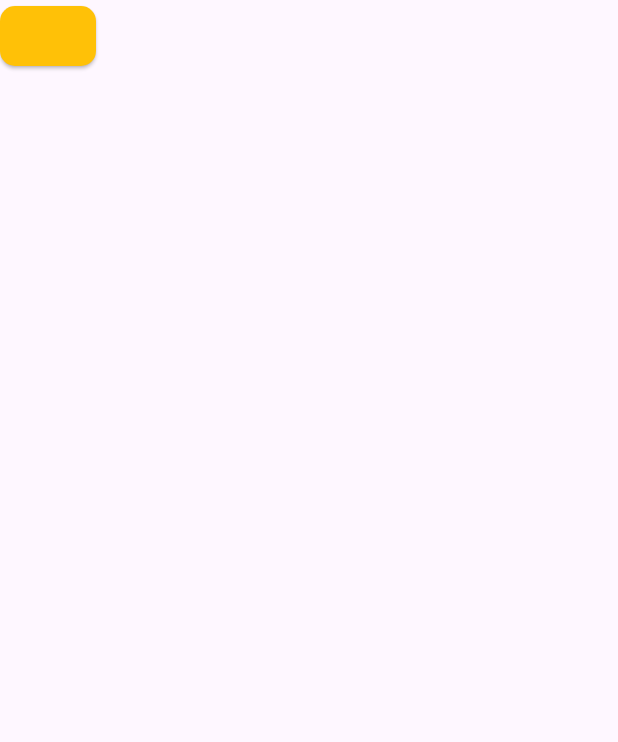
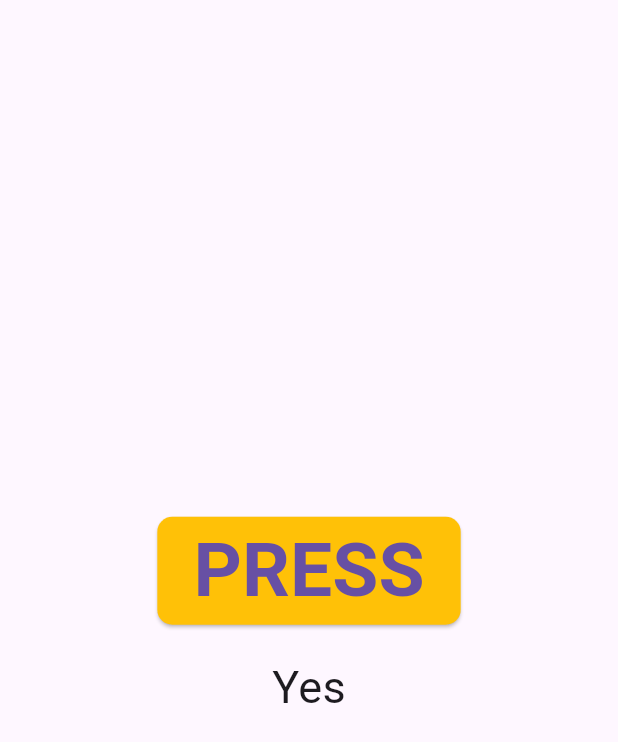
Before and after one commit to Vysakhchandren/Magic-Button, a Flutter app: the ButtonPage screen opened directly, on a phone screen of 412 x 824 dp. Shown: the top 742 px of the screen. Run offline on Flutter 3.47's test engine with Material 3 defaults, Android fonts, the phone set to English and light mode, and no system bars.

Commit message:
Final commit

```diff
--- a/lib/button_page.dart
+++ b/lib/button_page.dart
@@ -1,4 +1,5 @@
 import 'package:flutter/material.dart';
+import 'dart:math';
 
 class ButtonPage extends StatefulWidget {
   const ButtonPage({super.key});
@@ -8,22 +9,38 @@ class ButtonPage extends StatefulWidget {
 }
 
 class _ButtonPageState extends State<ButtonPage> {
+  int ballNumber = 0;
+  List<String> list = ['Yes', 'No', 'Maybe', 'Probably', "Don't think so"];
   @override
   Widget build(BuildContext context) {
     return Scaffold(
-      body: ElevatedButton(
+      body: Column(
+        mainAxisAlignment: MainAxisAlignment.center,
+        children: [
+          Center(
+            child: ElevatedButton(
+
               style: ElevatedButton.styleFrom(
                 backgroundColor: Colors.amber,
+                minimumSize: const Size(200, 50),
                 shape: RoundedRectangleBorder(
                   borderRadius: BorderRadius.circular(10),
                 ),
               ),
               onPressed: () {
-            Text('I got clicked');
+                setState(() {
+                  ballNumber = Random().nextInt(5) + 0;
+                });
+                print('I got clicked for ball numer $ballNumber');
+
               },
-          child: null,
+              child: Text('PRESS',style: TextStyle(fontWeight: FontWeight.bold,fontSize: 50),),
             ),
-
+          ),
+          SizedBox(height: 20,),
+          Text(list[ballNumber],style: TextStyle(fontSize: 30),)
+        ],
+      ),
     );
   }
 }
--- a/lib/main.dart
+++ b/lib/main.dart
@@ -1,4 +1,5 @@
 import 'package:flutter/material.dart';
+import 'package:magic_button/button_page.dart';
 
 void main() {
   runApp(const MyApp());
@@ -9,8 +10,9 @@ class MyApp extends StatelessWidget {
   @override
   Widget build(BuildContext context) {
     return MaterialApp(
+      debugShowCheckedModeBanner: false,
 
-      home: BackButton(),
+      home: ButtonPage(),
     );
   }
 }
```
Also changed, not shown: lib/ball_list.dart (added). Lines whose indentation alone changed are shown as unchanged.
